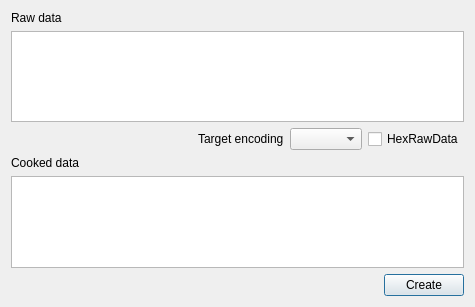
First picture: the form in src/tools/stringassistant/src/SAKToolStringAssistant.ui, repository x-tools-author/x-tools, before the edit.
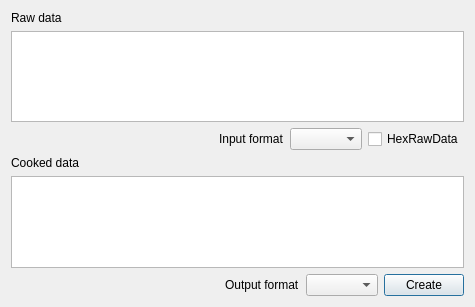
Second picture: the form after the edit.

What changed in the file:
```diff
--- a/src/tools/stringassistant/src/SAKToolStringAssistant.ui
+++ b/src/tools/stringassistant/src/SAKToolStringAssistant.ui
@@ -14,7 +14,7 @@
    <string>String Assistant</string>
   </property>
   <layout class="QGridLayout" name="gridLayout">
-   <item row="1" column="0" colspan="2">
+   <item row="1" column="0" colspan="4">
     <widget class="QTextEdit" name="textEdit"/>
    </item>
    <item row="5" column="0">
@@ -30,14 +30,14 @@
      </property>
     </spacer>
    </item>
-   <item row="0" column="0" colspan="2">
+   <item row="0" column="0" colspan="4">
     <widget class="QLabel" name="label">
      <property name="text">
       <string>Raw data</string>
      </property>
     </widget>
    </item>
-   <item row="5" column="1">
+   <item row="5" column="3">
     <widget class="QPushButton" name="createPushButton">
      <property name="text">
       <string>Create</string>
@@ -51,10 +51,10 @@
      </property>
     </widget>
    </item>
-   <item row="4" column="0" colspan="2">
+   <item row="4" column="0" colspan="4">
     <widget class="QTextBrowser" name="textBrowser"/>
    </item>
-   <item row="2" column="0" colspan="2">
+   <item row="2" column="0" colspan="4">
     <widget class="QWidget" name="widget" native="true">
      <property name="minimumSize">
       <size>
@@ -91,12 +91,12 @@
       <item>
        <widget class="QLabel" name="label_3">
         <property name="text">
-         <string>Target encoding</string>
+         <string>Input format</string>
         </property>
        </widget>
       </item>
       <item>
-       <widget class="QComboBox" name="targetEncodingComboBox"/>
+       <widget class="QComboBox" name="inputFormatComboBox"/>
       </item>
       <item>
        <widget class="QCheckBox" name="hexRawDataCheckBox">
@@ -108,6 +108,16 @@
      </layout>
     </widget>
    </item>
+   <item row="5" column="1">
+    <widget class="QLabel" name="label_4">
+     <property name="text">
+      <string>Output format</string>
+     </property>
+    </widget>
+   </item>
+   <item row="5" column="2">
+    <widget class="QComboBox" name="outputFormatComboBox"/>
+   </item>
   </layout>
  </widget>
  <resources/>
```
